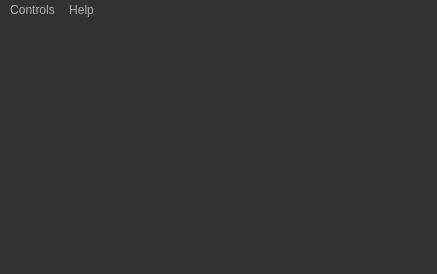
Above: mainwindow.ui from rafaelpfreire/rubix before the change. Below: the same form after it.
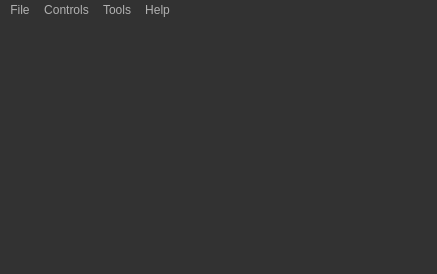
That is the form after the change. Icons and pictures are not drawn.

What changed in the file:
```diff
--- a/mainwindow.ui
+++ b/mainwindow.ui
@@ -500,7 +500,21 @@
     </property>
     <addaction name="actionStart_challenge"/>
    </widget>
+   <widget class="QMenu" name="menuTools">
+    <property name="title">
+     <string>Tools</string>
+    </property>
+    <addaction name="actionSettings"/>
+   </widget>
+   <widget class="QMenu" name="menuFile">
+    <property name="title">
+     <string>File</string>
+    </property>
+    <addaction name="actionQuit"/>
+   </widget>
+   <addaction name="menuFile"/>
    <addaction name="menuControls"/>
+   <addaction name="menuTools"/>
    <addaction name="menuHelp"/>
   </widget>
   <widget class="QStatusBar" name="statusBar"/>
```
Left out of the diff: 22 changed lines with no effect on the pictures.
